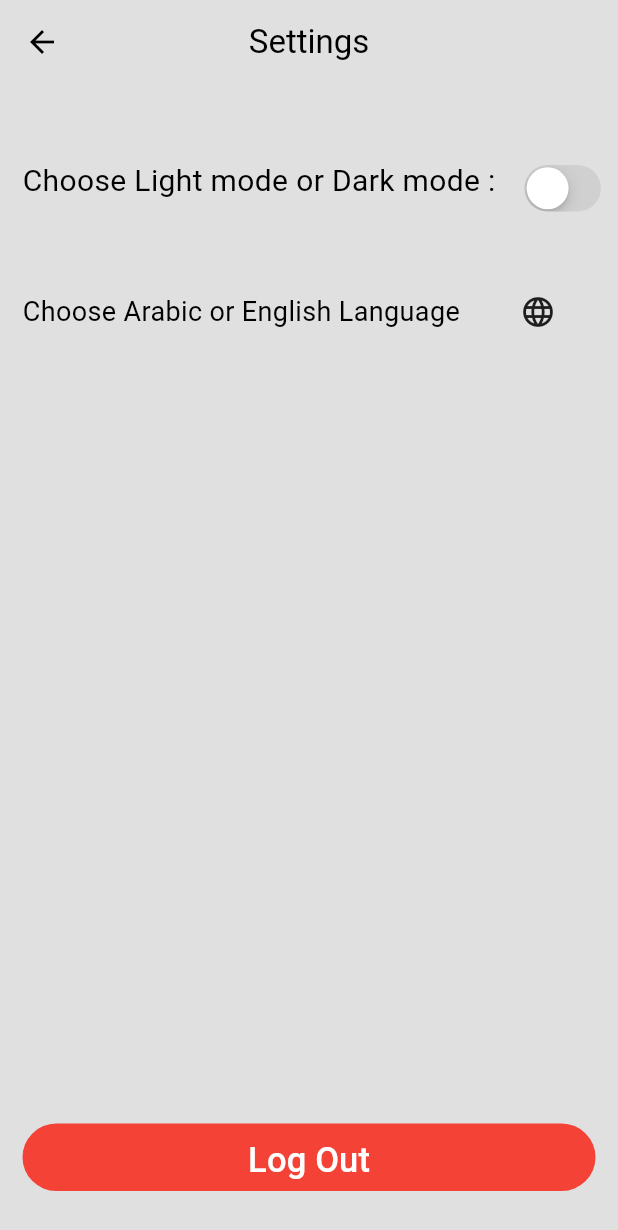
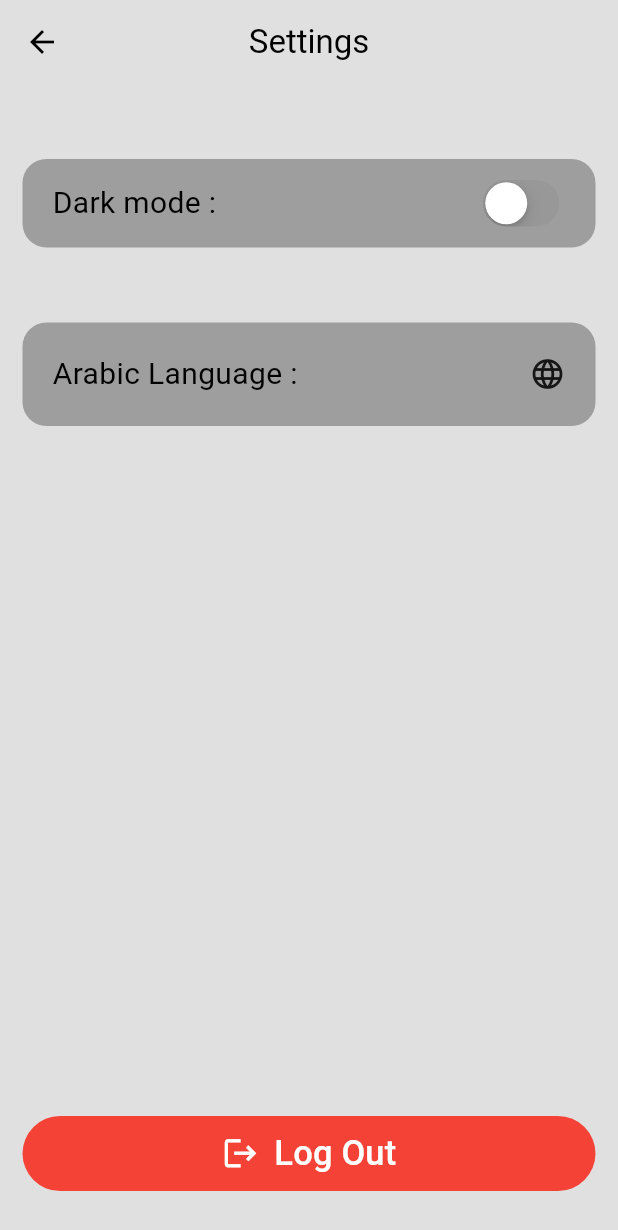
Before and after one commit to manon-allah/GraduationProject, a Flutter app: the SettingPage screen opened directly, on a phone screen of 412 x 824 dp. Shown: the top 1230 px of the screen. Run offline on Flutter 3.47's test engine with Material 3 defaults, Android fonts, the phone set to English and light mode, and no system bars; our stand-ins replace cached_network_image, cloud_firestore, file_picker, firebase_auth, firebase_core, firebase_storage and 4 more; accounts and stored records are empty.

Commit message:
Refactor and update custom widgets in setting and home features
- Removed unnecessary imports and code in `custom_app_bar.dart`.
- Improved UI and structure in `custom_language_app.dart` by adding padding and styling.
- Enhanced `custom_light_dark_mode.dart` with better layout and styling.
- Updated `custom_log_out_button.dart` to include an icon and improved navigation.
- Ensured consistent widget usage in `custom_setting_body.dart`.

```diff
--- a/lib/features/home/presentation/pages/widgets/custom_app_bar.dart
+++ b/lib/features/home/presentation/pages/widgets/custom_app_bar.dart
@@ -1,7 +1,4 @@
 import 'package:flutter/material.dart';
-import 'package:flutter_bloc/flutter_bloc.dart';
-
-import '../../../../auth/presentation/manager/cubit/auth_cubit.dart';
 import '../like_page.dart';
 
 class CustomAppBar extends StatelessWidget {
@@ -35,12 +32,6 @@ class CustomAppBar extends StatelessWidget {
         const Spacer(),
         Row(
           children: [
-            IconButton(
-              onPressed: () {
-                context.read<AuthCubit>().logOut();
-              },
-              icon: const Icon(Icons.logout),
-            ),
             IconButton(
               onPressed: () {
                 Navigator.push(
--- a/lib/features/setting/presentation/pages/widgets/custom_language_app.dart
+++ b/lib/features/setting/presentation/pages/widgets/custom_language_app.dart
@@ -1,4 +1,3 @@
-
 import 'package:flutter/material.dart';
 
 class CustomLanguageApp extends StatelessWidget {
@@ -8,12 +7,22 @@ class CustomLanguageApp extends StatelessWidget {
 
   @override
   Widget build(BuildContext context) {
-    return Row(
+    return Container(
+      padding: const EdgeInsets.symmetric(
+        horizontal: 20,
+        vertical: 20,
+      ),
+      decoration: BoxDecoration(
+        borderRadius: BorderRadius.circular(16),
+        color: Theme.of(context).colorScheme.primary,
+      ),
+      child: Row(
+        mainAxisAlignment: MainAxisAlignment.spaceBetween,
         children: [
           const Text(
-          'Choose Arabic or English Language',
+            'Arabic Language : ',
             style: TextStyle(
-            fontSize: 18,
+              fontSize: 20,
             ),
           ),
           const SizedBox(
@@ -26,6 +35,7 @@ class CustomLanguageApp extends StatelessWidget {
             ),
           ),
         ],
+      ),
     );
   }
 }
--- a/lib/features/setting/presentation/pages/widgets/custom_light_dark_mode.dart
+++ b/lib/features/setting/presentation/pages/widgets/custom_light_dark_mode.dart
@@ -1,4 +1,5 @@
 import 'package:flutter/cupertino.dart';
+import 'package:flutter/material.dart';
 import 'package:flutter_bloc/flutter_bloc.dart';
 import '../../../../../core/themes/cubit/theme_cubit.dart';
 
@@ -11,17 +12,23 @@ class CustomLightDarkMode extends StatelessWidget {
 
     bool isDarkMode = themeCubit.isDarkMode;
 
-    return Row(
-      crossAxisAlignment: CrossAxisAlignment.start,
+    return Container(
+      padding: const EdgeInsets.symmetric(
+        horizontal: 20,
+        vertical: 10,
+      ),
+      decoration: BoxDecoration(
+        borderRadius: BorderRadius.circular(16),
+        color: Theme.of(context).colorScheme.primary,
+      ),
+      child: Row(
+        mainAxisAlignment: MainAxisAlignment.spaceBetween,
         children: [
           const Text(
-          'Choose Light mode or Dark mode : ',
+            'Dark mode : ',
             style: TextStyle(
               fontSize: 20,
             ),
-        ),
-        const SizedBox(
-          width: 10,
           ),
           CupertinoSwitch(
             value: isDarkMode,
@@ -30,6 +37,7 @@ class CustomLightDarkMode extends StatelessWidget {
             },
           ),
         ],
+      ),
     );
   }
 }
--- a/lib/features/setting/presentation/pages/widgets/custom_log_out_button.dart
+++ b/lib/features/setting/presentation/pages/widgets/custom_log_out_button.dart
@@ -1,4 +1,8 @@
 import 'package:flutter/material.dart';
+import 'package:flutter_bloc/flutter_bloc.dart';
+import 'package:instagram/features/auth/presentation/pages/log_in_page.dart';
+
+import '../../../../auth/presentation/manager/cubit/auth_cubit.dart';
 
 class CustomLogOutButton extends StatelessWidget {
   const CustomLogOutButton({super.key});
@@ -9,24 +13,39 @@ class CustomLogOutButton extends StatelessWidget {
       children: [
         SizedBox(
           width: MediaQuery.of(context).size.width - 30,
-          height: 45,
+          height: 50,
           child: TextButton(
             style: TextButton.styleFrom(
               backgroundColor: Colors.red,
               foregroundColor: Colors.white,
             ),
             onPressed: () async {
-              // await CacheHelper.deleteData(key: 'token');
-              // print('Deleted token ===================>');
-              // await logOutCubit.logOut();
-              // showSnackbar('Logged Out', context);
-              // GoRouter.of(context).pushReplacementNamed(AppRouter.kloginScreen);
+              context.read<AuthCubit>().logOut();
+              Navigator.pushReplacement(
+                context,
+                MaterialPageRoute(
+                  builder: (context) => const LogInPage(),
+                ),
+              );
             },
-            child: const Text(
-              'Log Out',
-              style: TextStyle(
-                fontSize: 23,
-              ),
+            child: const Row(
+              mainAxisAlignment: MainAxisAlignment.center,
+              children: [
+                Icon(
+                  Icons.logout,
+                  color: Colors.white,
+                  size: 25,
+                ),
+                SizedBox(
+                  width: 10,
+                ),
+                Text(
+                  'Log Out',
+                  style: TextStyle(
+                    fontSize: 23,
+                  ),
+                ),
+              ],
             ),
           ),
         ),
--- a/lib/features/setting/presentation/pages/widgets/custom_setting_body.dart
+++ b/lib/features/setting/presentation/pages/widgets/custom_setting_body.dart
@@ -13,24 +13,24 @@ class CustomSettingBody extends StatefulWidget {
 class _CustomSettingBodyState extends State<CustomSettingBody> {
   @override
   Widget build(BuildContext context) {
-    return Padding(
-      padding: const EdgeInsets.symmetric(
+    return const Padding(
+      padding: EdgeInsets.symmetric(
         horizontal: 15,
       ),
       child: Column(
         crossAxisAlignment: CrossAxisAlignment.start,
         children: [
-          const SizedBox(
+          SizedBox(
             height: 50,
           ),
-          const CustomLightDarkMode(),
-          const SizedBox(
+          CustomLightDarkMode(),
+          SizedBox(
             height: 50,
           ),
-          const CustomLanguageApp(),
+          CustomLanguageApp(),
           Spacer(),
-          const CustomLogOutButton(),
-          const SizedBox(
+          CustomLogOutButton(),
+          SizedBox(
             height: 30,
           )
         ],
```
Lines whose indentation alone changed are shown as unchanged.
